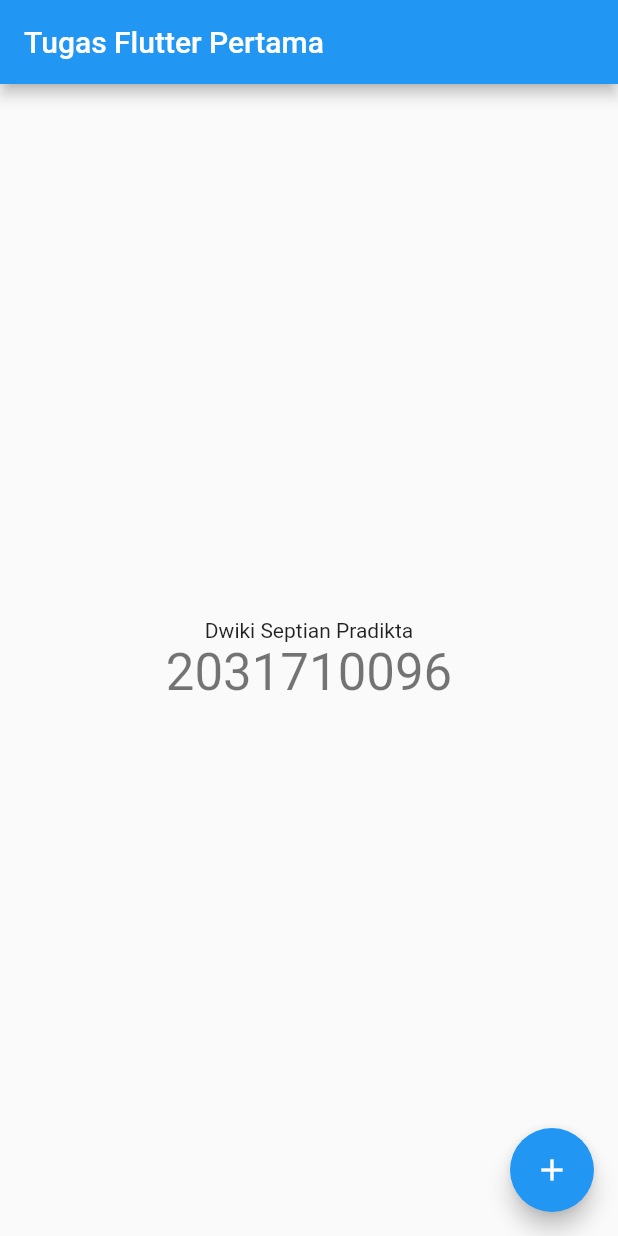
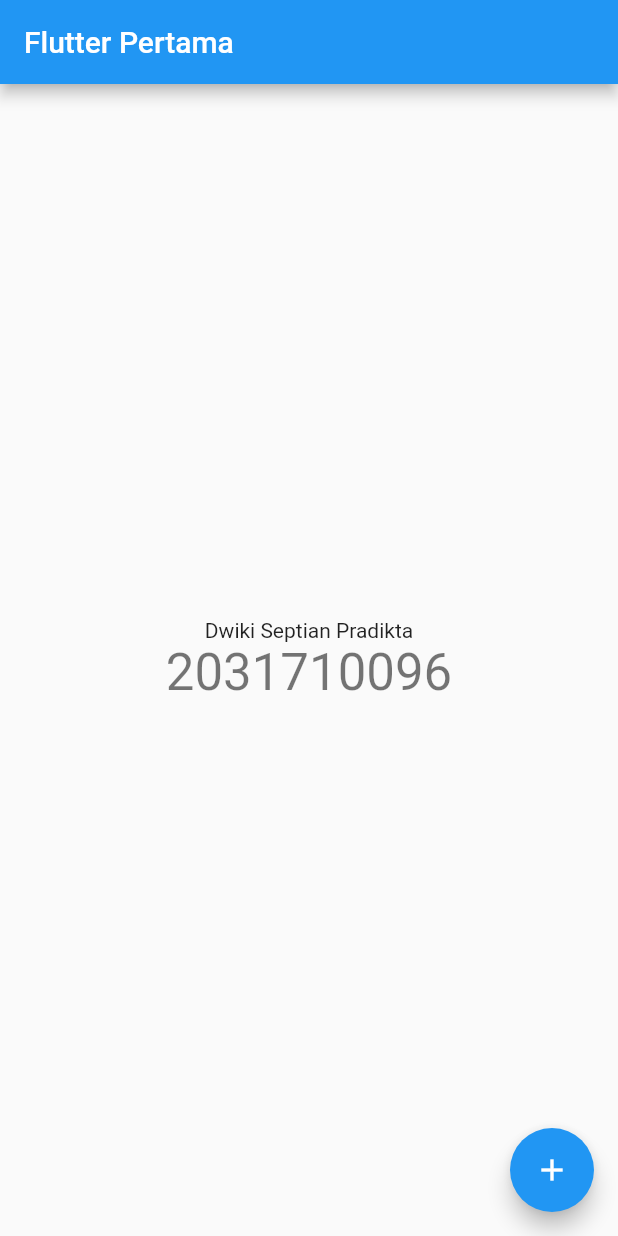
Before and after one commit to DwikiSeptianPradikta/hello_world, a Flutter app: the screen it shows after launch, on a phone screen of 412 x 824 dp. Run offline on Flutter 3.47's test engine with Material 2 defaults, Android fonts, the phone set to English and light mode, and no system bars.

```diff
--- a/lib/main.dart
+++ b/lib/main.dart
@@ -24,7 +24,7 @@ class MyApp extends StatelessWidget {
         // is not restarted.
         primarySwatch: Colors.blue,
       ),
-      home: const MyHomePage(title: 'Tugas Flutter Pertama'),
+      home: const MyHomePage(title: 'Flutter Pertama'),
     );
   }
 }
```
